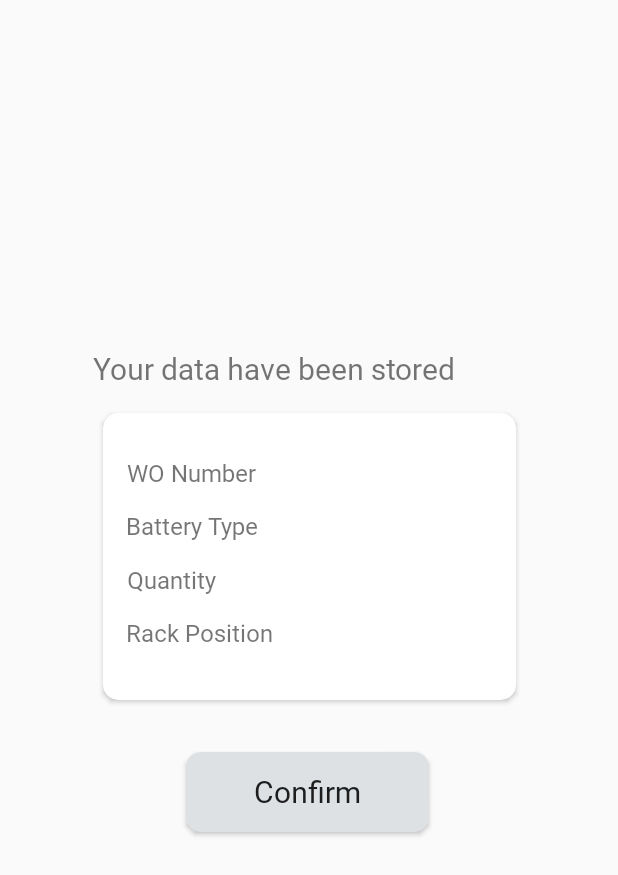
After one commit to mrzkybmsty/RESTApplication, an Android app: the ConfirmActivity screen opened directly, with no data from a screen before it, on a phone screen of 412 x 824 dp. The commit adds this screen. Shown: the top 875 px of the screen. Run offline under Robolectric (Android 15) with nearby library versions, the phone set to English and light mode, and no system bars.

Commit message:
Complete Rest In with Validation

```diff
--- a/app/src/main/AndroidManifest.xml
+++ b/app/src/main/AndroidManifest.xml
@@ -18,6 +18,7 @@
         android:roundIcon="@mipmap/ic_launcher_round"
         android:supportsRtl="true"
         android:theme="@style/AppTheme">
+        <activity android:name=".ConfirmActivity"></activity>
         <activity
             android:name=".RestInActivity"
             android:theme="@style/Theme.AppCompat.Light">
@@ -27,13 +28,13 @@
         </activity>
         <activity
             android:name=".HomeActivity"
-            android:theme="@style/Theme.AppCompat.Light"/>
+            android:theme="@style/Theme.AppCompat.Light" />
         <activity
             android:name=".AnyOrientationCaptureActivity"
             android:screenOrientation="fullSensor"
             android:stateNotNeeded="true"
             android:theme="@style/zxing_CaptureTheme"
-            android:windowSoftInputMode="stateAlwaysHidden"></activity>
+            android:windowSoftInputMode="stateAlwaysHidden" />
         <activity android:name=".SplashActivity">
             <intent-filter>
                 <action android:name="android.intent.action.MAIN" />
--- /dev/null
+++ b/app/src/main/java/winteq/restapplication/ConfirmActivity.java
@@ -0,0 +1,105 @@
+package winteq.restapplication;
+
+import androidx.appcompat.app.AppCompatActivity;
+
+import android.content.Context;
+import android.content.Intent;
+import android.os.AsyncTask;
+import android.os.Bundle;
+import android.util.Log;
+import android.view.View;
+import android.widget.Button;
+import android.widget.TextView;
+import android.widget.Toast;
+
+import java.sql.Connection;
+import java.sql.PreparedStatement;
+import java.sql.ResultSet;
+import java.sql.SQLException;
+
+import Helper.ConnectionHelper;
+
+public class ConfirmActivity extends AppCompatActivity {
+
+    private static final String EXTRA_WO = "winteq.restapplication.wo_id";
+    private static final String EXTRA_BT = "winteq.restapplication.battery_type";
+    private static final String EXTRA_QTY = "winteq.restapplication.battery_quantity";
+    private static final String EXTRA_RP = "winteq.restapplication.rack_position";
+    private static final String EXTRA_RID = "winteq.restapplication.rack_id";
+
+    private static String no_wo, batt_type, quantity, rack_pos, rack_id;
+
+    private TextView txtConfirmWO, txtConfirmBattery, txtConfirmQuantity, txtConfirmPosition;
+    private Button btnConfirm;
+
+    public static Intent newIntent(Context packageContext, String Wo, String bt, String qty, String rp, String rid) {
+        Intent i = new Intent(packageContext, ConfirmActivity.class);
+        i.putExtra(EXTRA_WO, Wo);
+        i.putExtra(EXTRA_BT, bt);
+        i.putExtra(EXTRA_QTY, qty);
+        i.putExtra(EXTRA_RP, rp);
+        i.putExtra(EXTRA_RID, rid);
+        no_wo = Wo;
+        batt_type = bt;
+        quantity = qty;
+        rack_pos = rp;
+        rack_id = rid;
+        return i;
+    }
+
+    @Override
+    protected void onCreate(Bundle savedInstanceState) {
+        super.onCreate(savedInstanceState);
+        setContentView(R.layout.activity_confirm);
+
+        txtConfirmWO = findViewById(R.id.txtConfirmWO);
+        txtConfirmBattery = findViewById(R.id.txtConfirmBattery);
+        txtConfirmQuantity = findViewById(R.id.txtConfirmQty);
+        txtConfirmPosition = findViewById(R.id.txtConfirmPosition);
+        btnConfirm = findViewById(R.id.btnConfirmRestIn);
+
+        txtConfirmWO.setText(no_wo);
+        txtConfirmBattery.setText(batt_type);
+        txtConfirmQuantity.setText(quantity);
+        txtConfirmPosition.setText(rack_pos);
+
+        btnConfirm.setOnClickListener(new View.OnClickListener() {
+            @Override
+            public void onClick(View v) {
+                UpdateRack update = new UpdateRack();
+                update.execute("");
+            }
+        });
+    }
+
+    private class UpdateRack extends AsyncTask<String, Void, String> {
+
+        @Override
+        protected String doInBackground(String... strings) {
+            try {
+                ConnectionHelper con = new ConnectionHelper();
+                Connection connect = ConnectionHelper.CONN();
+
+                String sp = "EXEC sp_UpdateRack '" + no_wo + "'" + "," + rack_id;
+                PreparedStatement ps = connect.prepareStatement(sp);
+
+                Log.w("query", sp);
+                ResultSet rs = ps.executeQuery();
+                connect.close();
+                rs.close();
+                ps.close();
+                return "Success";
+            } catch (SQLException e) {
+                return "Error : " + e.getMessage();
+            }
+        }
+
+        @Override
+        protected void onPostExecute(String result) {
+            Toast.makeText(ConfirmActivity.this, "Success", Toast.LENGTH_LONG).show();
+            Intent intent = new Intent(ConfirmActivity.this, HomeActivity.class);
+            startActivity(intent);
+            finish();
+        }
+    }
+}
--- a/app/src/main/java/winteq/restapplication/HomeActivity.java
+++ b/app/src/main/java/winteq/restapplication/HomeActivity.java
@@ -8,6 +8,11 @@ import androidx.fragment.app.FragmentTransaction;
 import android.content.DialogInterface;
 import android.content.Intent;
 import android.os.Bundle;
+import android.text.Layout;
+import android.text.Spannable;
+import android.text.SpannableString;
+import android.text.style.AlignmentSpan;
+import android.util.Log;
 import android.view.Menu;
 import android.view.MenuInflater;
 import android.view.MenuItem;
@@ -22,13 +27,19 @@ import com.google.zxing.integration.android.IntentResult;
 import org.json.JSONException;
 import org.json.JSONObject;
 
+import java.sql.Connection;
+import java.sql.PreparedStatement;
+import java.sql.ResultSet;
+import java.sql.SQLException;
+
+import Helper.ConnectionHelper;
 import Helper.Preferences;
 
 public class HomeActivity extends AppCompatActivity {
 
     private Button btnRestIn, btnRestOut, btnReport;
     private IntentIntegrator qrScan;
-    private String wo;
+    private String wo, status;
 
     @Override
     public boolean onCreateOptionsMenu(Menu menu) {
@@ -111,8 +122,37 @@ public class HomeActivity extends AppCompatActivity {
                     JSONObject obj = new JSONObject(result.getContents());
                     wo = obj.getString("wo_id");
 
-                    Intent intent = RestInActivity.newIntent(HomeActivity.this, wo);
-                    startActivity(intent);
+                    try {
+                        ConnectionHelper con = new ConnectionHelper();
+                        Connection connect = ConnectionHelper.CONN();
+
+                        String sp = "EXEC sp_GetStatusWO '" + wo + "'";
+                        PreparedStatement ps = connect.prepareStatement(sp);
+
+                        Log.w("query", sp);
+                        ResultSet rs = ps.executeQuery();
+                        if (rs.next()) {
+                            status = rs.getString("wo_status");
+                            Log.w("status", status);
+                            connect.close();
+                            rs.close();
+                            ps.close();
+                        }
+                    } catch (SQLException e) {
+                        e.getMessage();
+                    }
+
+                    if (status.equals("2")) {
+                        String text = "WO Already stored in rack, Please try again";
+                        Spannable centeredText = new SpannableString(text);
+                        centeredText.setSpan(new AlignmentSpan.Standard(Layout.Alignment.ALIGN_CENTER),
+                                0, text.length() - 1,
+                                Spannable.SPAN_INCLUSIVE_INCLUSIVE);
+                        Toast.makeText(this, centeredText, Toast.LENGTH_LONG).show();
+                    } else if (status.equals("1")){
+                        Intent intent = RestInActivity.newIntent(HomeActivity.this, wo);
+                        startActivity(intent);
+                    }
                 } catch (JSONException e) {
                     e.printStackTrace();
                     Toast.makeText(this, "Wrong QR Code, Please try again", Toast.LENGTH_LONG).show();
@@ -124,13 +164,13 @@ public class HomeActivity extends AppCompatActivity {
     }
 
     private static long back_pressed;
+
     @Override
-    public void onBackPressed(){
-        if (back_pressed + 2000 > System.currentTimeMillis()){
+    public void onBackPressed() {
+        if (back_pressed + 2000 > System.currentTimeMillis()) {
             super.onBackPressed();
             finishAffinity();
-        }
-        else{
+        } else {
             Toast.makeText(getBaseContext(), "Press once again to quit", Toast.LENGTH_SHORT).show();
             back_pressed = System.currentTimeMillis();
         }
--- a/app/src/main/java/winteq/restapplication/RestInActivity.java
+++ b/app/src/main/java/winteq/restapplication/RestInActivity.java
@@ -27,7 +27,7 @@ import Helper.ConnectionHelper;
 
 public class RestInActivity extends AppCompatActivity {
 
-    private static final String EXTRA_WO = "winteq.restapplication.no_wo";
+    private static final String EXTRA_WO = "winteq.restapplication.wo_id";
 
     private static String no_wo, rack_id, category_name, wo_battery_amount, rack_id_qr, position;
 
@@ -88,7 +88,8 @@ public class RestInActivity extends AppCompatActivity {
                     rack_id = obj.getString("rack_id");
 
                     if (rack_id.equals(rack_id_qr)){
-
+                        Intent intent = ConfirmActivity.newIntent(RestInActivity.this, no_wo, category_name, wo_battery_amount, position, rack_id);
+                        startActivity(intent);
                     } else {
                         Toast.makeText(RestInActivity.this, "Invalid rack position, Please try again", Toast.LENGTH_LONG).show();
                     }
--- /dev/null
+++ b/app/src/main/res/layout/activity_confirm.xml
@@ -0,0 +1,164 @@
+<?xml version="1.0" encoding="utf-8"?>
+<androidx.constraintlayout.widget.ConstraintLayout xmlns:android="http://schemas.android.com/apk/res/android"
+    xmlns:app="http://schemas.android.com/apk/res-auto"
+    xmlns:tools="http://schemas.android.com/tools"
+    android:layout_width="match_parent"
+    android:layout_height="match_parent"
+    tools:context=".ConfirmActivity">
+
+    <TextView
+        android:id="@+id/textView10"
+        android:layout_width="wrap_content"
+        android:layout_height="wrap_content"
+        android:fontFamily="@font/light"
+        android:text="@string/stored"
+        android:textSize="20sp"
+        app:layout_constraintBottom_toBottomOf="parent"
+        app:layout_constraintEnd_toEndOf="parent"
+        app:layout_constraintHorizontal_bias="0.365"
+        app:layout_constraintStart_toStartOf="parent"
+        app:layout_constraintTop_toTopOf="parent"
+        app:layout_constraintVertical_bias="0.291" />
+
+    <androidx.cardview.widget.CardView
+        android:id="@+id/cardView3"
+        android:layout_width="275dp"
+        android:layout_height="191dp"
+        app:cardCornerRadius="10dp"
+        app:layout_constraintBottom_toBottomOf="parent"
+        app:layout_constraintEnd_toEndOf="parent"
+        app:layout_constraintStart_toStartOf="parent"
+        app:layout_constraintTop_toBottomOf="@+id/textView10"
+        app:layout_constraintVertical_bias="0.042">
+
+        <androidx.constraintlayout.widget.ConstraintLayout
+            android:layout_width="match_parent"
+            android:layout_height="match_parent">
+
+            <TextView
+                android:id="@+id/textView11"
+                android:layout_width="wrap_content"
+                android:layout_height="wrap_content"
+                android:fontFamily="@font/light"
+                android:text="@string/wo_number"
+                android:textSize="16sp"
+                app:layout_constraintBottom_toBottomOf="parent"
+                app:layout_constraintEnd_toEndOf="parent"
+                app:layout_constraintHorizontal_bias="0.083"
+                app:layout_constraintStart_toStartOf="parent"
+                app:layout_constraintTop_toTopOf="parent"
+                app:layout_constraintVertical_bias="0.171" />
+
+            <TextView
+                android:id="@+id/textView12"
+                android:layout_width="wrap_content"
+                android:layout_height="wrap_content"
+                android:fontFamily="@font/light"
+                android:text="@string/battery_type"
+                android:textSize="16sp"
+                app:layout_constraintBottom_toBottomOf="parent"
+                app:layout_constraintEnd_toEndOf="parent"
+                app:layout_constraintHorizontal_bias="0.083"
+                app:layout_constraintStart_toStartOf="parent"
+                app:layout_constraintTop_toBottomOf="@+id/textView11"
+                app:layout_constraintVertical_bias="0.11" />
+
+            <TextView
+                android:id="@+id/textView13"
+                android:layout_width="wrap_content"
+                android:layout_height="wrap_content"
+                android:fontFamily="@font/light"
+                android:text="@string/qty"
+                android:textSize="16sp"
+                app:layout_constraintBottom_toBottomOf="parent"
+                app:layout_constraintEnd_toEndOf="parent"
+                app:layout_constraintHorizontal_bias="0.073"
+                app:layout_constraintStart_toStartOf="parent"
+                app:layout_constraintTop_toBottomOf="@+id/textView12"
+                app:layout_constraintVertical_bias="0.168" />
+
+            <TextView
+                android:id="@+id/textView14"
+                android:layout_width="wrap_content"
+                android:layout_height="wrap_content"
+                android:fontFamily="@font/light"
+                android:text="@string/rack_position"
+                android:textSize="16sp"
+                app:layout_constraintBottom_toBottomOf="parent"
+                app:layout_constraintEnd_toEndOf="parent"
+                app:layout_constraintHorizontal_bias="0.086"
+                app:layout_constraintStart_toStartOf="parent"
+                app:layout_constraintTop_toBottomOf="@+id/textView13"
+                app:layout_constraintVertical_bias="0.276" />
+
+            <TextView
+                android:id="@+id/txtConfirmWO"
+                android:layout_width="wrap_content"
+                android:layout_height="wrap_content"
+                android:fontFamily="@font/light"
+                android:textSize="16sp"
+                app:layout_constraintBottom_toBottomOf="parent"
+                app:layout_constraintEnd_toEndOf="parent"
+                app:layout_constraintHorizontal_bias="0.215"
+                app:layout_constraintStart_toEndOf="@+id/textView11"
+                app:layout_constraintTop_toTopOf="parent"
+                app:layout_constraintVertical_bias="0.171" />
+
+            <TextView
+                android:id="@+id/txtConfirmBattery"
+                android:layout_width="wrap_content"
+                android:layout_height="wrap_content"
+                android:fontFamily="@font/light"
+                android:textSize="16sp"
+                app:layout_constraintBottom_toBottomOf="parent"
+                app:layout_constraintEnd_toEndOf="parent"
+                app:layout_constraintHorizontal_bias="0.211"
+                app:layout_constraintStart_toEndOf="@+id/textView12"
+                app:layout_constraintTop_toBottomOf="@+id/txtConfirmWO"
+                app:layout_constraintVertical_bias="0.11" />
+
+            <TextView
+                android:id="@+id/txtConfirmQty"
+                android:layout_width="wrap_content"
+                android:layout_height="wrap_content"
+                android:fontFamily="@font/light"
+                android:textSize="16sp"
+                app:layout_constraintBottom_toBottomOf="parent"
+                app:layout_constraintEnd_toEndOf="parent"
+                app:layout_constraintHorizontal_bias="0.32"
+                app:layout_constraintStart_toEndOf="@+id/textView13"
+                app:layout_constraintTop_toBottomOf="@+id/txtConfirmBattery"
+                app:layout_constraintVertical_bias="0.168" />
+
+            <TextView
+                android:id="@+id/txtConfirmPosition"
+                android:layout_width="wrap_content"
+                android:layout_height="wrap_content"
+                android:fontFamily="@font/light"
+                android:textSize="16sp"
+                app:layout_constraintBottom_toBottomOf="parent"
+                app:layout_constraintEnd_toEndOf="parent"
+                app:layout_constraintHorizontal_bias="0.188"
+                app:layout_constraintStart_toEndOf="@+id/textView14"
+                app:layout_constraintTop_toBottomOf="@+id/txtConfirmQty"
+                app:layout_constraintVertical_bias="0.297" />
+
+        </androidx.constraintlayout.widget.ConstraintLayout>
+    </androidx.cardview.widget.CardView>
+
+    <Button
+        android:id="@+id/btnConfirmRestIn"
+        android:layout_width="162dp"
+        android:layout_height="53dp"
+        android:background="@drawable/button_standard"
+        android:fontFamily="@font/light"
+        android:text="@string/confirm"
+        android:textAllCaps="false"
+        android:textSize="20sp"
+        app:layout_constraintBottom_toBottomOf="parent"
+        app:layout_constraintEnd_toEndOf="parent"
+        app:layout_constraintHorizontal_bias="0.497"
+        app:layout_constraintStart_toStartOf="parent"
+        app:layout_constraintTop_toBottomOf="@+id/cardView3"
+        app:layout_constraintVertical_bias="0.115" />
+</androidx.constraintlayout.widget.ConstraintLayout>
--- a/app/src/main/res/values/strings.xml
+++ b/app/src/main/res/values/strings.xml
@@ -20,4 +20,7 @@
     <string name="battery_type">Battery Type</string>
     <string name="qty">Quantity</string>
     <string name="pcs">pcs</string>
+    <string name="stored">Your data have been stored</string>
+    <string name="confirm">Confirm</string>
+    <string name="rack_position">Rack Position</string>
 </resources>
```
